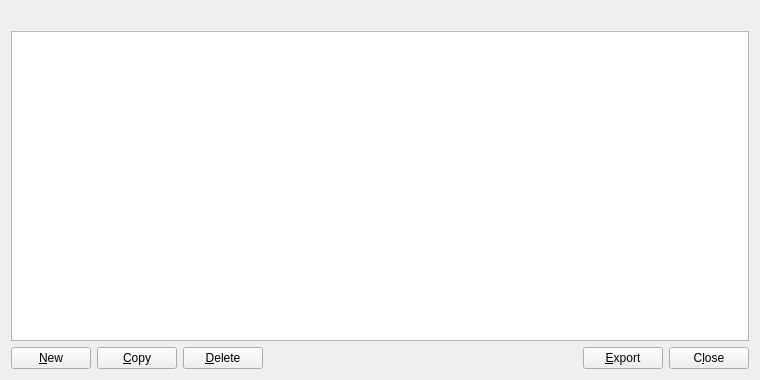
Before: the Qt Designer form src/qt/forms/addressbookpage.ui in frozenflux3/munt-official, drawn with Qt 5.
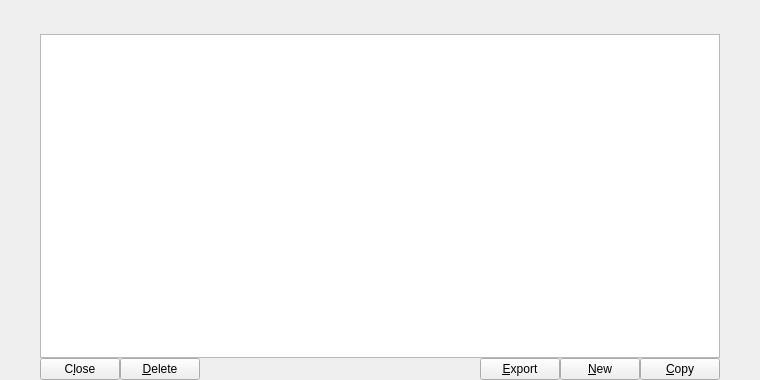
After: the same form once the commit is applied. Icons and pictures are not drawn.

The edit to the form file:
```diff
--- a/src/qt/forms/addressbookpage.ui
+++ b/src/qt/forms/addressbookpage.ui
@@ -11,6 +11,21 @@
    </rect>
   </property>
   <layout class="QVBoxLayout" name="verticalLayout">
+   <property name="spacing">
+    <number>0</number>
+   </property>
+   <property name="leftMargin">
+    <number>40</number>
+   </property>
+   <property name="topMargin">
+    <number>20</number>
+   </property>
+   <property name="rightMargin">
+    <number>40</number>
+   </property>
+   <property name="bottomMargin">
+    <number>0</number>
+   </property>
    <item>
     <widget class="QLabel" name="labelExplanation">
      <property name="textFormat">
@@ -51,34 +66,19 @@
    </item>
    <item>
     <layout class="QHBoxLayout" name="horizontalLayout">
+     <property name="spacing">
+      <number>0</number>
+     </property>
      <item>
-      <widget class="QPushButton" name="newAddress">
-       <property name="toolTip">
-        <string>Create a new address</string>
+      <widget class="QPushButton" name="closeButton">
+       <property name="sizePolicy">
+        <sizepolicy hsizetype="Minimum" vsizetype="Minimum">
+         <horstretch>0</horstretch>
+         <verstretch>0</verstretch>
+        </sizepolicy>
        </property>
        <property name="text">
-        <string>&amp;New</string>
-       </property>
-       <property name="icon">
-        <iconset resource="../bitcoin.qrc">
-         <normaloff>:/icons/add</normaloff>:/icons/add</iconset>
-       </property>
-       <property name="autoDefault">
-        <bool>false</bool>
-       </property>
-      </widget>
-     </item>
-     <item>
-      <widget class="QPushButton" name="copyAddress">
-       <property name="toolTip">
-        <string>Copy the currently selected address to the system clipboard</string>
-       </property>
-       <property name="text">
-        <string>&amp;Copy</string>
-       </property>
-       <property name="icon">
-        <iconset resource="../bitcoin.qrc">
-         <normaloff>:/icons/editcopy</normaloff>:/icons/editcopy</iconset>
+        <string>C&amp;lose</string>
        </property>
        <property name="autoDefault">
         <bool>false</bool>
@@ -133,15 +133,33 @@
       </widget>
      </item>
      <item>
-      <widget class="QPushButton" name="closeButton">
-       <property name="sizePolicy">
-        <sizepolicy hsizetype="Minimum" vsizetype="Minimum">
-         <horstretch>0</horstretch>
-         <verstretch>0</verstretch>
-        </sizepolicy>
+      <widget class="QPushButton" name="newAddress">
+       <property name="toolTip">
+        <string>Create a new address</string>
        </property>
        <property name="text">
-        <string>C&amp;lose</string>
+        <string>&amp;New</string>
+       </property>
+       <property name="icon">
+        <iconset resource="../bitcoin.qrc">
+         <normaloff>:/icons/add</normaloff>:/icons/add</iconset>
+       </property>
+       <property name="autoDefault">
+        <bool>false</bool>
+       </property>
+      </widget>
+     </item>
+     <item>
+      <widget class="QPushButton" name="copyAddress">
+       <property name="toolTip">
+        <string>Copy the currently selected address to the system clipboard</string>
+       </property>
+       <property name="text">
+        <string>&amp;Copy</string>
+       </property>
+       <property name="icon">
+        <iconset resource="../bitcoin.qrc">
+         <normaloff>:/icons/editcopy</normaloff>:/icons/editcopy</iconset>
        </property>
        <property name="autoDefault">
         <bool>false</bool>
```
